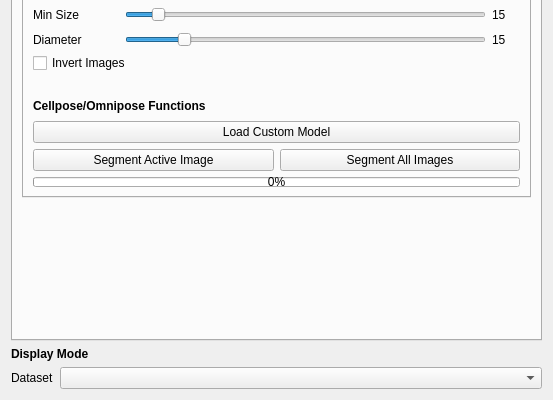
The window that src/moltrack/GUI/widget_ui.ui (piedrro/napari-moltrack) describes before a commit, drawn with Qt 5; both pictures show x 0 to 553 and y 284 to 684 of the 553 by 684 pixel window.
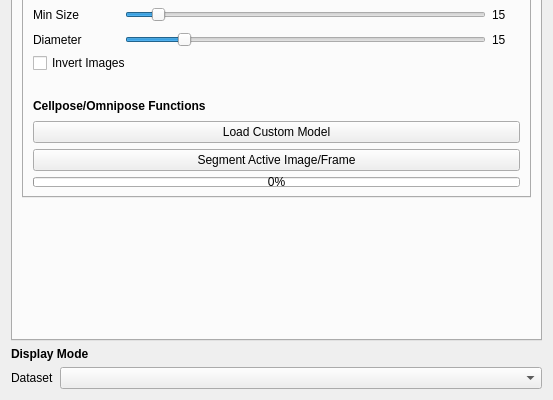
The same window after the commit. The open tabs and pages were chosen to show the change.

Commit message: removed ability to segment all fames

```diff
--- a/src/moltrack/GUI/widget_ui.ui
+++ b/src/moltrack/GUI/widget_ui.ui
@@ -744,17 +744,10 @@
            </item>
            <item>
             <layout class="QGridLayout" name="gridLayout_12">
-             <item row="0" column="1">
-              <widget class="QPushButton" name="segment_all">
-               <property name="text">
-                <string>Segment All Images</string>
-               </property>
-              </widget>
-             </item>
              <item row="0" column="0">
               <widget class="QPushButton" name="segment_active">
                <property name="text">
-                <string>Segment Active Image</string>
+                <string>Segment Active Image/Frame</string>
                </property>
               </widget>
              </item>
```
The commit also changes 2 other files.
